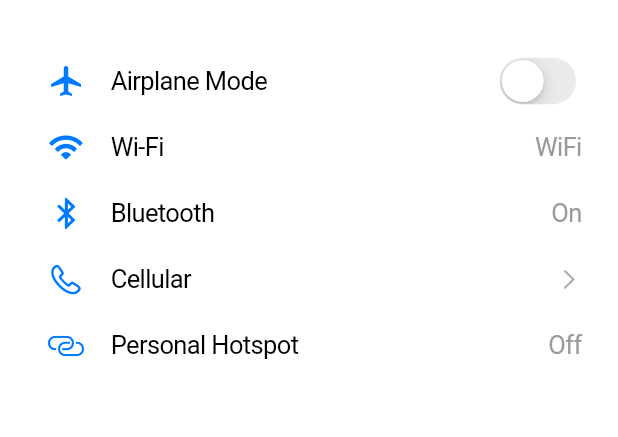
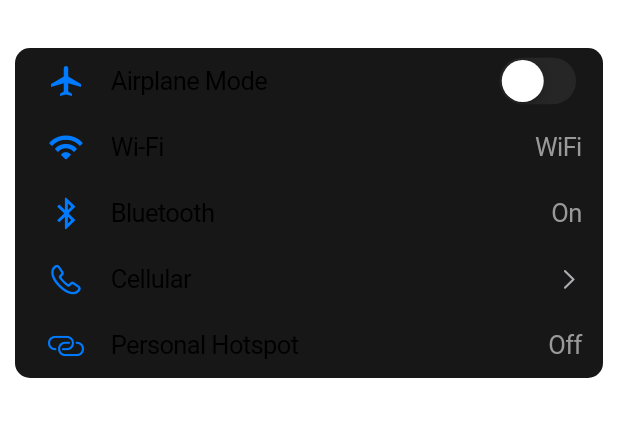
Before and after one commit to megan-esguerra/settings_midterm_activity, a Flutter app: the screen it shows after launch, on a phone screen of 412 x 824 dp, the part 48-485 px from its top. Run offline on Flutter 3.47's test engine with Material 3 defaults, Android fonts, the phone set to English and light mode, and no system bars.

Commit message:
modify card_bg

```diff
--- a/lib/main.dart
+++ b/lib/main.dart
@@ -101,7 +101,7 @@
   Widget _buildSettingsSection(List<Widget> tiles) {
     return Container(
       decoration: BoxDecoration(
-        color: CupertinoColors.white,
+        color: CupertinoColors.darkBackgroundGray, // Updated background color
         borderRadius: BorderRadius.circular(10),
       ),
       margin: const EdgeInsets.symmetric(horizontal: 10),
```
